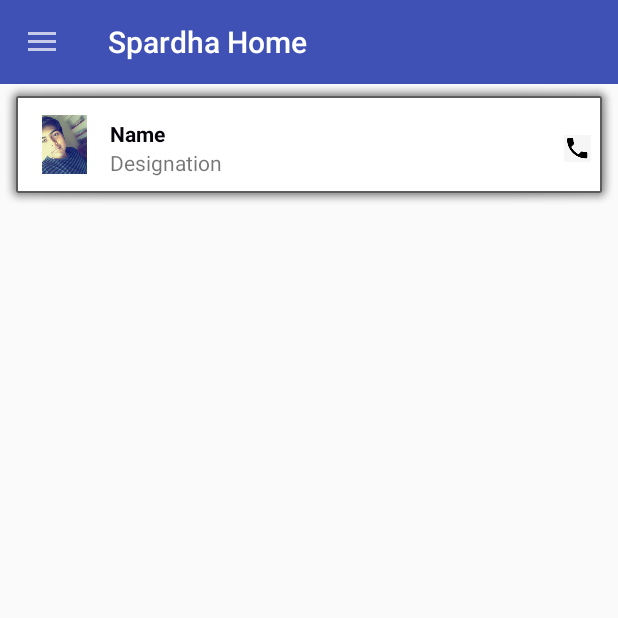
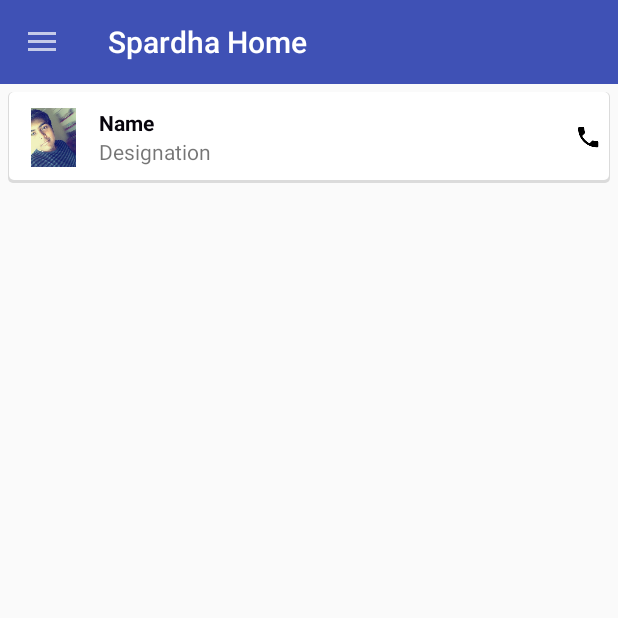
Before and after one commit to uneq95/SpardhaApp2015, an Android app: the fragment SportsFragment placed in its activity, on a phone screen of 412 x 824 dp, the top half of it. Run offline under Robolectric (Android 15) with nearby library versions, the phone set to English and light mode, and no system bars; 1 statement that could not run was skipped.

Commit message:
contact layout updated

```diff
--- /dev/null
+++ b/app/src/main/res/drawable/rect_l.xml
@@ -0,0 +1,18 @@
+<?xml version="1.0" encoding="utf-8"?>
+<layer-list xmlns:android="http://schemas.android.com/apk/res/android">
+
+    <item >
+        <shape
+            android:shape="rectangle">
+            <solid android:color="@color/grey_shadow" />
+            <corners android:radius="3dp"/>
+        </shape>
+    </item>
+    <item android:right="1dp" android:left="1dp" android:bottom="2dp">
+        <shape
+            android:shape="rectangle">
+            <solid android:color="@color/whiteColor"/>
+            <corners android:radius="3dp"/>
+        </shape>
+    </item>
+</layer-list>
--- a/app/src/main/res/layout/contacts_layout.xml
+++ b/app/src/main/res/layout/contacts_layout.xml
@@ -6,6 +6,9 @@
         android:layout_width="match_parent"
         android:layout_height="match_parent"
         android:id="@+id/lvContactList"
+        android:padding="5dp"
+        android:divider="@android:color/transparent"
+        android:dividerHeight="5dp"
         android:scrollbarFadeDuration="1000"
         />
 
--- a/app/src/main/res/layout/single_contact_layout2.xml
+++ b/app/src/main/res/layout/single_contact_layout2.xml
@@ -3,7 +3,8 @@
     android:id="@+id/item_linear_layout"
     android:layout_width="match_parent"
     android:layout_height="wrap_content"
-    android:background="@android:drawable/alert_light_frame"
+    android:layout_margin="5dp"
+    android:background="@drawable/rect_l"
     android:orientation="horizontal">
 
     <ImageView
@@ -42,13 +43,14 @@
     </LinearLayout>
 
     <ImageView
+        android:id="@+id/iv_call_image"
         android:layout_width="wrap_content"
         android:layout_height="wrap_content"
         android:layout_alignParentEnd="true"
         android:layout_alignParentRight="true"
         android:layout_centerVertical="true"
         android:layout_margin="5dp"
-        android:background="#f6f6f6"
+        android:background="@android:color/transparent"
         android:src="@drawable/ic_call_black_18dp" />
 
 </RelativeLayout>
--- a/app/src/main/res/values/colors.xml
+++ b/app/src/main/res/values/colors.xml
@@ -10,4 +10,7 @@
     <color name="ColorPrimaryDark">#303F9F</color>
     <!--<color name="tabsScrollColor">#FFFFFF</color>-->
     <color name="tabsScrollColor">#FF4081</color>
+
+    <color name="whiteColor">#FFFFFF</color>
+    <color name="grey_shadow">#dbdbdb</color>
 </resources>
```
Also changed, not shown: app/src/main/java/com/ritesh/spardha/adapters/ContactAdapter.java (+7 -3 lines), app/src/main/java/com/ritesh/spardha/home_fragments/ContactFragment.java (+3 -6 lines), app/src/main/res/drawable/rounded_rectangle_android_l.xml (added, +9 -0 lines), 1 other file.
